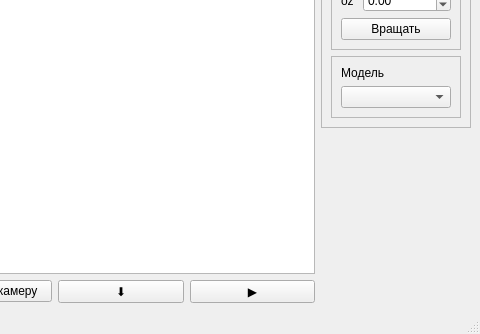
First picture: the form in lab_03/design.ui, repository migregal/bmstu-iu7-oop, before the edit; both pictures show x 607 to 1087 and y 368 to 702 of the 1087 by 702 pixel window.
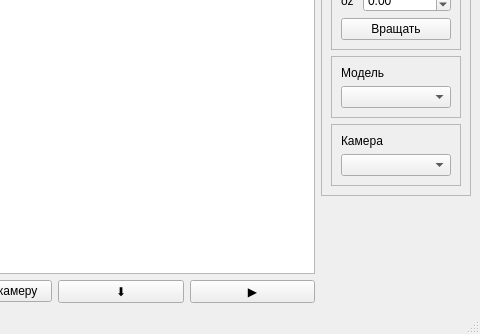
Second picture: the form after the edit.

Commit message: Camera choose added

```diff
--- a/lab_03/design.ui
+++ b/lab_03/design.ui
@@ -328,6 +328,28 @@
          </layout>
         </widget>
        </item>
+       <item>
+        <widget class="QFrame" name="frame_5">
+         <property name="frameShape">
+          <enum>QFrame::StyledPanel</enum>
+         </property>
+         <property name="frameShadow">
+          <enum>QFrame::Raised</enum>
+         </property>
+         <layout class="QVBoxLayout" name="verticalLayout_3">
+          <item>
+           <widget class="QLabel" name="label_8">
+            <property name="text">
+             <string>Камера</string>
+            </property>
+           </widget>
+          </item>
+          <item>
+           <widget class="QComboBox" name="camera_choose"/>
+          </item>
+         </layout>
+        </widget>
+       </item>
       </layout>
      </widget>
     </item>
```
Left out of the diff: 1 changed line with no effect on the pictures. The commit also changes 6 other files.
